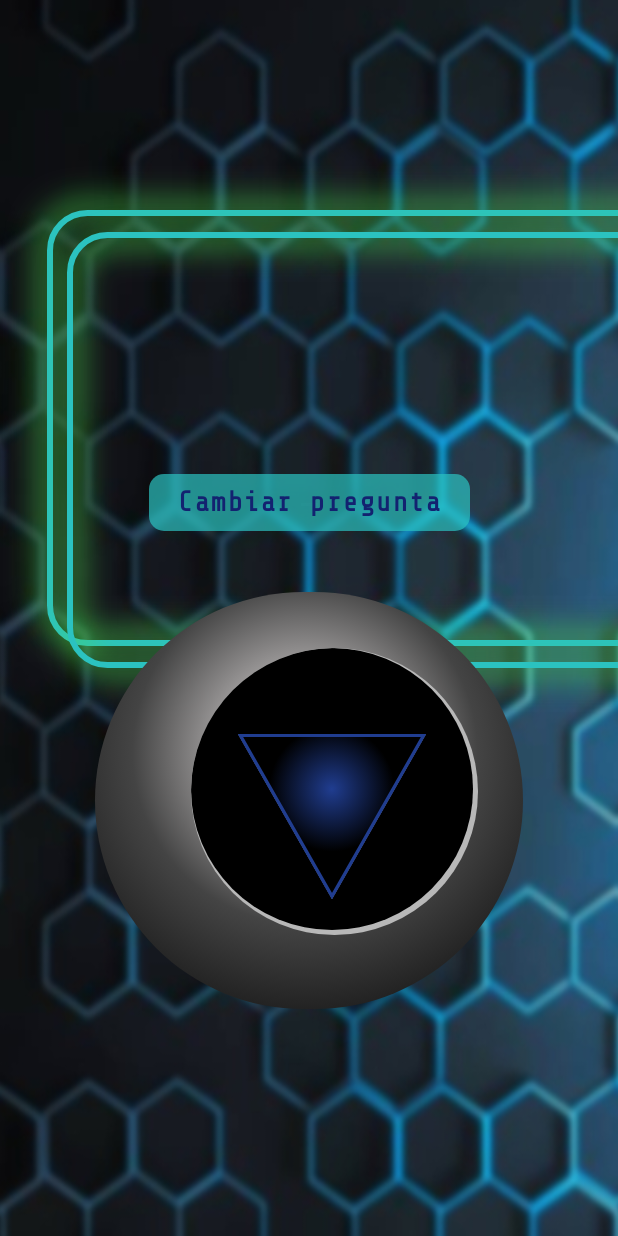
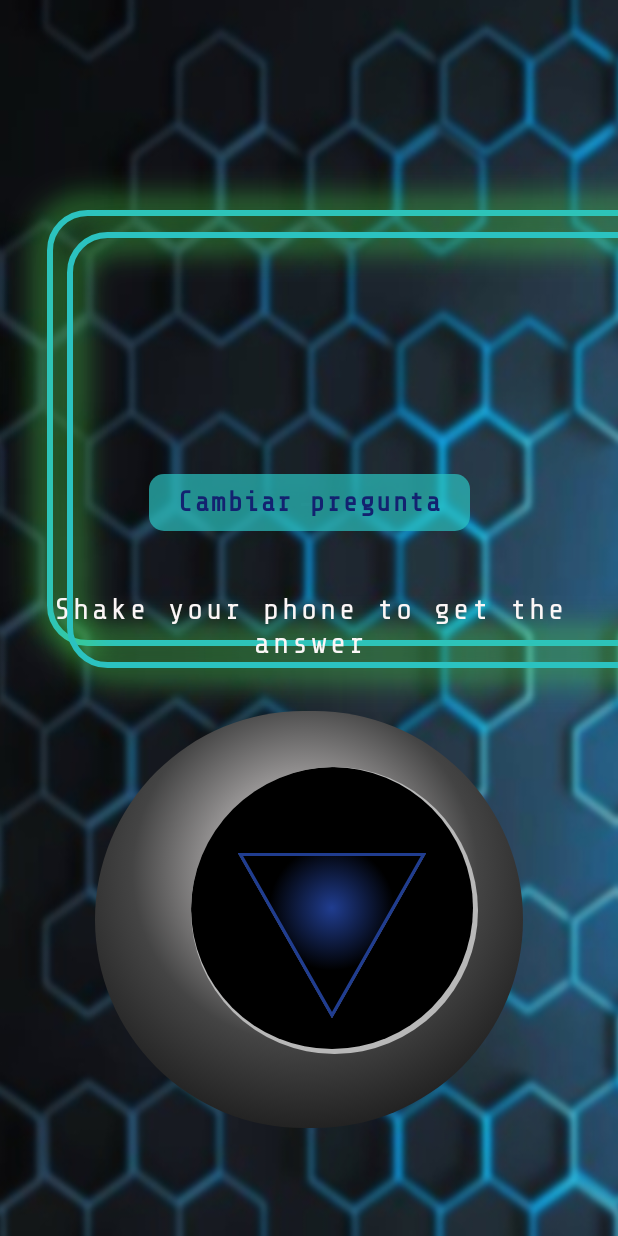
Before and after one commit to ligomezm/TheMagic8Ball, an Android app built with Jetpack Compose: the screen it shows after launch (MainActivity), after a tap on "ENVIAR", on a phone screen of 412 x 824 dp. Run offline under Robolectric (Android 15) with nearby library versions, the phone set to English and light mode, and no system bars; our stand-ins replace Dagger/Hilt's generated code.

Commit message:
Sensor impl.

```diff
--- a/app/src/main/java/com/example/ball8magic/injection/AppModule.kt
+++ b/app/src/main/java/com/example/ball8magic/injection/AppModule.kt
@@ -14,5 +14,4 @@ class AppModule {
     @Provides
     fun providesUseCaseConfiguration() = UseCase.Configuration(Dispatchers.IO)
 
-
 }
--- a/data-local/src/main/java/com/example/data_local/db/answer/AnswerDao.kt
+++ b/data-local/src/main/java/com/example/data_local/db/answer/AnswerDao.kt
@@ -9,10 +9,10 @@ import kotlinx.coroutines.flow.Flow
 @Dao
 interface AnswerDao {
 
-    @Query("SELECT * FROM user")
-    fun getUsers(): Flow<List<AnswerEntity>>
+    @Query("SELECT * FROM answer")
+    fun getAnswers(): Flow<List<AnswerEntity>>
 
     @Insert(onConflict = OnConflictStrategy.REPLACE)
-    fun insertUsers(users: List<AnswerEntity>)
+    fun insertAnswers(users: List<AnswerEntity>)
 
 }
--- a/data-remote/src/main/java/com/example/data_remote/injection/NetworkingModule.kt
+++ b/data-remote/src/main/java/com/example/data_remote/injection/NetworkingModule.kt
@@ -25,7 +25,7 @@ class NetworkModule {
     @Provides
     fun provideRetrofit(okHttpClient: OkHttpClient, moshi: Moshi): Retrofit {
         return Retrofit.Builder()
-            .baseUrl("https://8ball.delegator.com/magic")
+            .baseUrl("https://8ball.delegator.com/magic/")
             .client(okHttpClient)
             .addConverterFactory(MoshiConverterFactory.create(moshi))
             .build()
--- a/data-remote/src/main/java/com/example/data_remote/networking/answer/AnswerService.kt
+++ b/data-remote/src/main/java/com/example/data_remote/networking/answer/AnswerService.kt
@@ -4,7 +4,7 @@ import retrofit2.http.GET
 
 interface AnswerService {
 
-    @GET("/JSON/\$question")
+    @GET("JSON/\$question")
     suspend fun getAnswer(question: String) : List<AnswerApiModel>
 
 }
--- a/presentation-ball/src/main/java/com/example/presentation_ball/magic_ball/ui/MagicBallScreen.kt
+++ b/presentation-ball/src/main/java/com/example/presentation_ball/magic_ball/ui/MagicBallScreen.kt
@@ -1,6 +1,11 @@
 package com.example.presentation_ball.magic_ball.ui
 
-import androidx.compose.animation.AnimatedVisibility
+import android.content.Context
+import android.content.Context.SENSOR_SERVICE
+import android.hardware.Sensor
+import android.hardware.SensorManager
+import androidx.compose.animation.*
+import androidx.compose.animation.core.tween
 import androidx.compose.foundation.Image
 import androidx.compose.foundation.layout.*
 import androidx.compose.foundation.rememberScrollState
@@ -12,8 +17,12 @@ import androidx.compose.ui.Alignment
 import androidx.compose.ui.Modifier
 import androidx.compose.ui.draw.scale
 import androidx.compose.ui.layout.ContentScale
+import androidx.compose.ui.platform.LocalContext
 import androidx.compose.ui.res.painterResource
+import androidx.compose.ui.text.style.TextAlign
 import androidx.compose.ui.unit.dp
+import androidx.core.content.ContextCompat.getSystemService
+import androidx.core.content.getSystemService
 import androidx.navigation.NavController
 import com.example.presentation_ball.R
 
@@ -23,6 +32,11 @@ fun MagicBallScreen(navController: NavController, viewModel: MagicBallViewModel)
     var editable by remember { mutableStateOf(false) }
     var readOnly by remember { mutableStateOf(false) }
     var innerText by remember { mutableStateOf("") }
+
+    val sensorManager = LocalContext.current.getSystemService(SENSOR_SERVICE) as SensorManager
+    val sensor: Sensor? = sensorManager.getDefaultSensor(Sensor.TYPE_LINEAR_ACCELERATION)
+
+    sensorManager.registerListener(SensorEventListenerImpl(), sensor, SensorManager.SENSOR_DELAY_NORMAL)
 
     Box(
         modifier = Modifier.fillMaxSize()
@@ -86,6 +100,34 @@ fun MagicBallScreen(navController: NavController, viewModel: MagicBallViewModel)
                 SecondaryButton(text = "Cambiar pregunta") {
                     editable = false
                 }
+
+            }
+
+//            AnimatedVisibility(
+//                visible = editable,
+//                enter = fadeIn(initialAlpha = 0.4f),
+//                exit = fadeOut(animationSpec = tween(durationMillis = 250))
+//            ) {
+//
+//                Text(text = "Shake your phone to get the answer", textAlign = TextAlign.Center)
+//            }
+
+            Spacer(modifier = Modifier.height(34.dp))
+            AnimatedVisibility(
+                visible = editable,
+                enter = fadeIn(
+                    // Overwrites the initial value of alpha to 0.4f for fade in, 0 by default
+//                    initialAlpha = 0.4f,
+                    animationSpec = tween(durationMillis = 600)
+                ),
+                exit = fadeOut(
+                    // Overwrites the default animation with tween
+
+                )
+            ) {
+                // Content that needs to appear/disappear goes here:
+
+                Text(text = "Shake your phone to get the answer", textAlign = TextAlign.Center)
             }
 
             Spacer(modifier = Modifier.height(34.dp))
--- /dev/null
+++ b/presentation-ball/src/main/java/com/example/presentation_ball/magic_ball/ui/SensorEventListenerImpl.kt
@@ -0,0 +1,19 @@
+package com.example.presentation_ball.magic_ball.ui
+
+import android.hardware.Sensor
+import android.hardware.SensorEvent
+import android.hardware.SensorEventListener
+import android.util.Log
+
+class SensorEventListenerImpl: SensorEventListener {
+
+    override fun onSensorChanged(p0: SensorEvent?) {
+
+        if ((p0?.values?.get(0) ?: 0).toFloat() > 1){
+            Log.d("SensorData", (p0?.values?.get(0) ?: "None").toString())
+        }
+    }
+
+    override fun onAccuracyChanged(p0: Sensor?, p1: Int) {
+    }
+}
```
Also changed, not shown: 1 other file.
